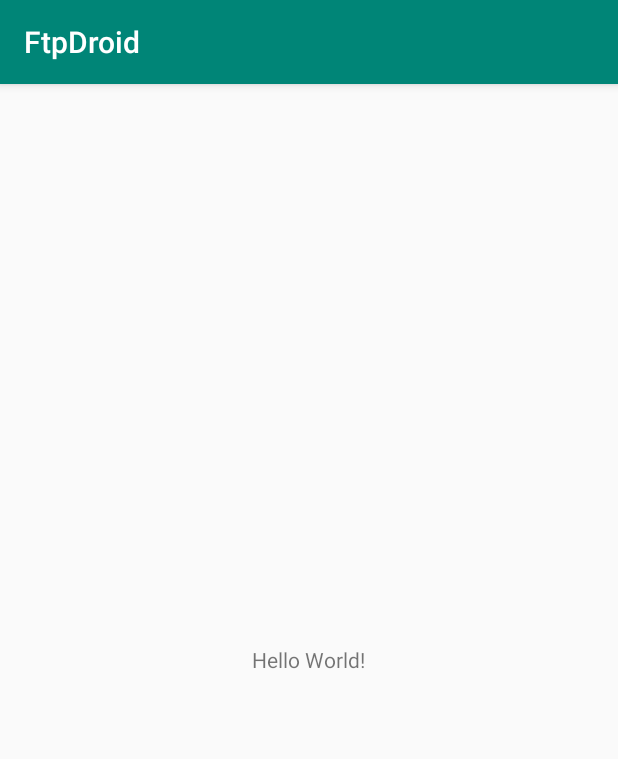
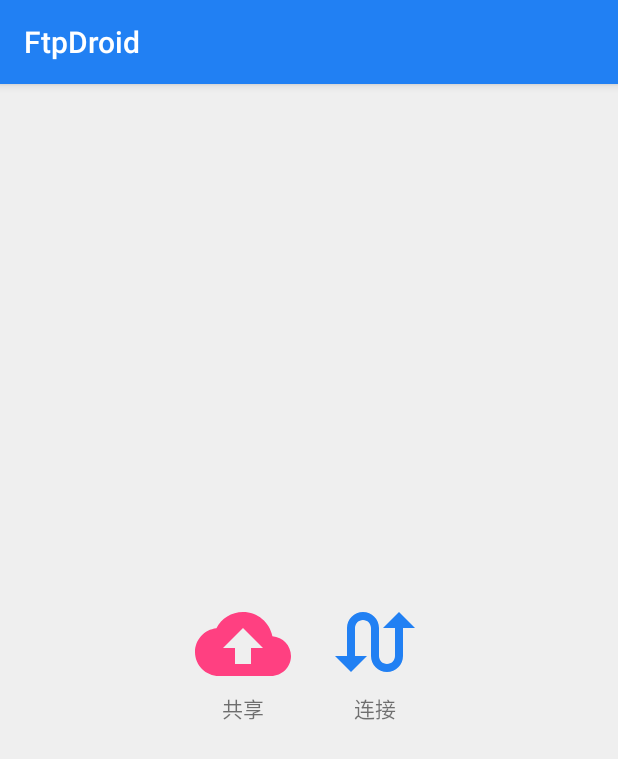
Before and after one commit to snow-yuki/FtpDroid, an Android app: the screen it shows after launch (MainActivity), on a phone screen of 412 x 824 dp. Shown: the top 759 px of the screen. Run offline under Robolectric (Android 15) with nearby library versions, the phone set to English and light mode, and no system bars; libraries missing offline, so code that uses them is left out: org.jetbrains.anko; 2 statements that could not run were skipped.

Commit message:
main activity UI部分完成

```diff
--- a/FtpDroid/app/src/main/AndroidManifest.xml
+++ b/FtpDroid/app/src/main/AndroidManifest.xml
@@ -9,6 +9,7 @@
         android:roundIcon="@mipmap/ic_launcher_round"
         android:supportsRtl="true"
         android:theme="@style/AppTheme">
+        <activity android:name=".FtpListActivity"></activity>
         <activity android:name=".MainActivity">
             <intent-filter>
                 <action android:name="android.intent.action.MAIN" />
--- /dev/null
+++ b/FtpDroid/app/src/main/java/simple/ftpdroid/FtpListActivity.kt
@@ -0,0 +1,12 @@
+package simple.ftpdroid
+
+import android.support.v7.app.AppCompatActivity
+import android.os.Bundle
+
+class FtpListActivity : AppCompatActivity() {
+
+    override fun onCreate(savedInstanceState: Bundle?) {
+        super.onCreate(savedInstanceState)
+        setContentView(R.layout.activity_ftp_list)
+    }
+}
--- a/FtpDroid/app/src/main/java/simple/ftpdroid/MainActivity.java
+++ /dev/null
@@ -1,13 +0,0 @@
-package simple.ftpdroid;
-
-import android.support.v7.app.AppCompatActivity;
-import android.os.Bundle;
-
-public class MainActivity extends AppCompatActivity {
-
-    @Override
-    protected void onCreate(Bundle savedInstanceState) {
-        super.onCreate(savedInstanceState);
-        setContentView(R.layout.activity_main);
-    }
-}
--- /dev/null
+++ b/FtpDroid/app/src/main/java/simple/ftpdroid/MainActivity.kt
@@ -0,0 +1,75 @@
+package simple.ftpdroid
+
+import android.support.v7.app.AppCompatActivity
+import android.os.Bundle
+import android.support.v4.content.ContextCompat
+import android.view.View
+import android.view.animation.Animation
+import android.view.animation.Transformation
+import android.widget.LinearLayout
+import kotlinx.android.synthetic.main.activity_main.*
+import org.jetbrains.anko.dip
+
+class MainActivity : AppCompatActivity() {
+
+    private var SharePanelHeight = 0
+    private var ConnectPanelHeight = 0
+
+    override fun onCreate(savedInstanceState: Bundle?) {
+        super.onCreate(savedInstanceState)
+        setContentView(R.layout.activity_main)
+
+        SharePanelHeight = dip(116)
+        ConnectPanelHeight = dip(216)
+
+        initBtn()
+    }
+
+    private fun initBtn(){
+        funServer.setOnClickListener {
+            detailFunShare.layoutParams.height = 0
+            detailFunCon.visibility = View.GONE
+            detailFunShare.visibility = View.VISIBLE
+            funShareNameText.setTextColor(ContextCompat.getColor(this,R.color.accentPink))
+            funConNameText.setTextColor(ContextCompat.getColor(this,R.color.black))
+            val animaion = object : Animation(){
+                override fun applyTransformation(interpolatedTime: Float, t: Transformation?) {
+                    when(interpolatedTime){
+                        1f -> {
+                            detailFunShare.layoutParams.height = LinearLayout.LayoutParams.WRAP_CONTENT
+                        }
+                        else -> detailFunShare.layoutParams.height = (SharePanelHeight*interpolatedTime).toInt()
+                    }
+                    detailFunShare.requestLayout()
+                }
+
+                override fun willChangeBounds() = true
+            }
+            animaion.duration = 500L
+            detailFunShare.startAnimation(animaion)
+        }
+
+        funConnect.setOnClickListener {
+            detailFunCon.layoutParams.height = 0
+            detailFunShare.visibility = View.GONE
+            detailFunCon.visibility = View.VISIBLE
+            funShareNameText.setTextColor(ContextCompat.getColor(this,R.color.black))
+            funConNameText.setTextColor(ContextCompat.getColor(this,R.color.accentPink))
+            val animation = object : Animation(){
+                override fun applyTransformation(interpolatedTime: Float, t: Transformation?) {
+                    when(interpolatedTime){
+                        1f -> {
+                            detailFunCon.layoutParams.height = LinearLayout.LayoutParams.WRAP_CONTENT
+                        }
+                        else -> detailFunCon.layoutParams.height = (ConnectPanelHeight*interpolatedTime).toInt()
+                    }
+                    detailFunCon.requestLayout()
+                }
+
+                override fun willChangeBounds() = true
+            }
+            animation.duration = 500L
+            detailFunCon.startAnimation(animation)
+        }
+    }
+}
--- /dev/null
+++ b/FtpDroid/app/src/main/res/drawable-anydpi/ic_cloud_upload.xml
@@ -0,0 +1,9 @@
+<vector xmlns:android="http://schemas.android.com/apk/res/android"
+        android:width="24dp"
+        android:height="24dp"
+        android:viewportWidth="24.0"
+        android:viewportHeight="24.0">
+    <path
+        android:fillColor="#FF000000"
+        android:pathData="M19.35,10.04C18.67,6.59 15.64,4 12,4 9.11,4 6.6,5.64 5.35,8.04 2.34,8.36 0,10.91 0,14c0,3.31 2.69,6 6,6h13c2.76,0 5,-2.24 5,-5 0,-2.64 -2.05,-4.78 -4.65,-4.96zM14,13v4h-4v-4H7l5,-5 5,5h-3z"/>
+</vector>
--- /dev/null
+++ b/FtpDroid/app/src/main/res/drawable-anydpi/ic_swap_calls.xml
@@ -0,0 +1,9 @@
+<vector xmlns:android="http://schemas.android.com/apk/res/android"
+        android:width="24dp"
+        android:height="24dp"
+        android:viewportWidth="24.0"
+        android:viewportHeight="24.0">
+    <path
+        android:fillColor="#FF000000"
+        android:pathData="M18,4l-4,4h3v7c0,1.1 -0.9,2 -2,2s-2,-0.9 -2,-2V8c0,-2.21 -1.79,-4 -4,-4S5,5.79 5,8v7H2l4,4 4,-4H7V8c0,-1.1 0.9,-2 2,-2s2,0.9 2,2v7c0,2.21 1.79,4 4,4s4,-1.79 4,-4V8h3l-4,-4z"/>
+</vector>
--- /dev/null
+++ b/FtpDroid/app/src/main/res/drawable/fun_detail_bg.xml
@@ -0,0 +1,6 @@
+<?xml version="1.0" encoding="utf-8"?>
+<shape xmlns:android="http://schemas.android.com/apk/res/android"
+    android:shape="rectangle">
+    <solid android:color="@color/white"/>
+    <corners android:radius="8dp"/>
+</shape>
--- /dev/null
+++ b/FtpDroid/app/src/main/res/drawable/main_fun_btn.xml
@@ -0,0 +1,9 @@
+<?xml version="1.0" encoding="utf-8"?>
+<ripple xmlns:android="http://schemas.android.com/apk/res/android"
+    android:color="@color/white">
+
+    <item android:drawable="@drawable/main_fun_btn_shape"/>
+
+    <item android:id="@android:id/mask"
+        android:drawable="@drawable/main_fun_btn_shape"/>
+</ripple>
--- /dev/null
+++ b/FtpDroid/app/src/main/res/drawable/main_fun_btn_shape.xml
@@ -0,0 +1,6 @@
+<?xml version="1.0" encoding="utf-8"?>
+<shape xmlns:android="http://schemas.android.com/apk/res/android"
+    android:shape="rectangle">
+    <solid android:color="@color/blue"/>
+    <corners android:radius="8dp"/>
+</shape>
--- /dev/null
+++ b/FtpDroid/app/src/main/res/layout/activity_ftp_list.xml
@@ -0,0 +1,9 @@
+<?xml version="1.0" encoding="utf-8"?>
+<android.support.constraint.ConstraintLayout xmlns:android="http://schemas.android.com/apk/res/android"
+    xmlns:app="http://schemas.android.com/apk/res-auto"
+    xmlns:tools="http://schemas.android.com/tools"
+    android:layout_width="match_parent"
+    android:layout_height="match_parent"
+    tools:context=".FtpListActivity">
+
+</android.support.constraint.ConstraintLayout>
--- a/FtpDroid/app/src/main/res/layout/activity_main.xml
+++ b/FtpDroid/app/src/main/res/layout/activity_main.xml
@@ -3,6 +3,7 @@
     xmlns:app="http://schemas.android.com/apk/res-auto"
     xmlns:tools="http://schemas.android.com/tools"
     android:gravity="center"
+    android:background="@color/light_gray"
     android:orientation="vertical"
     android:layout_width="match_parent"
     android:layout_height="match_parent"
@@ -10,20 +11,130 @@
 
     <LinearLayout
         android:id="@+id/funSelParent"
+        android:gravity="center"
         android:orientation="horizontal"
         android:layout_width="match_parent"
         android:layout_height="wrap_content">
 
+        <LinearLayout
+            android:id="@+id/funServer"
+            android:orientation="vertical"
+            android:gravity="center"
+            android:layout_marginEnd="12dp"
+            android:layout_width="wrap_content"
+            android:layout_height="wrap_content">
 
+            <ImageView
+                android:src="@drawable/ic_cloud_upload"
+                android:tint="@color/accentPink"
+                android:foreground="?attr/selectableItemBackground"
+                android:layout_width="64dp"
+                android:layout_height="64dp" />
+            <TextView
+                android:id="@+id/funShareNameText"
+                android:text="@string/main_fun_share"
+                android:layout_width="wrap_content"
+                android:layout_height="wrap_content" />
+        </LinearLayout>
+
+        <LinearLayout
+            android:id="@+id/funConnect"
+            android:orientation="vertical"
+            android:gravity="center"
+            android:layout_marginStart="12dp"
+            android:layout_width="wrap_content"
+            android:layout_height="wrap_content">
+
+            <ImageView
+                android:src="@drawable/ic_swap_calls"
+                android:tint="@color/blue"
+                android:foreground="?attr/selectableItemBackground"
+                android:layout_width="64dp"
+                android:layout_height="64dp" />
+            <TextView
+                android:id="@+id/funConNameText"
+                android:text="@string/main_fun_connect"
+                android:layout_width="wrap_content"
+                android:layout_height="wrap_content" />
+        </LinearLayout>
     </LinearLayout>
 
-    <TextView
-        android:layout_width="wrap_content"
-        android:layout_height="wrap_content"
-        android:text="Hello World!"
-        app:layout_constraintBottom_toBottomOf="parent"
-        app:layout_constraintLeft_toLeftOf="parent"
-        app:layout_constraintRight_toRightOf="parent"
-        app:layout_constraintTop_toTopOf="parent" />
+    <LinearLayout
+        android:id="@+id/detailFunShare"
+        android:visibility="gone"
+        android:gravity="center"
+        android:layout_margin="16dp"
+        android:padding="16dp"
+        android:orientation="vertical"
+        android:elevation="4dp"
+        android:background="@drawable/fun_detail_bg"
+        android:layout_width="match_parent"
+        android:layout_height="wrap_content">
+
+        <TextView
+            android:id="@+id/shareAddressText"
+            android:textSize="16dp"
+            android:padding="8dp"
+            android:text="地址: 192.168.0.0"
+            android:layout_width="wrap_content"
+            android:layout_height="wrap_content" />
+
+        <Button
+            android:id="@+id/createServerBtn"
+            android:text="Create Server"
+            android:textColor="@color/white"
+            android:textSize="16sp"
+            android:elevation="4dp"
+            android:layout_width="256dp"
+            android:background="@drawable/main_fun_btn"
+            android:textAllCaps="false"
+            android:layout_height="wrap_content" />
+    </LinearLayout>
+
+    <LinearLayout
+        android:id="@+id/detailFunCon"
+        android:gravity="center"
+        android:visibility="gone"
+        android:elevation="4dp"
+        android:layout_margin="16dp"
+        android:padding="16dp"
+        android:orientation="vertical"
+        android:background="@drawable/fun_detail_bg"
+        android:layout_width="match_parent"
+        android:layout_height="wrap_content">
+
+        <android.support.v7.widget.AppCompatEditText
+            android:id="@+id/hostNameEditText"
+            android:hint="address"
+            android:textSize="16sp"
+            android:layout_width="match_parent"
+            android:layout_height="wrap_content" />
+
+        <android.support.v7.widget.AppCompatEditText
+            android:id="@+id/userNameEditText"
+            android:hint="user name"
+            android:textSize="16sp"
+            android:layout_width="match_parent"
+            android:layout_height="wrap_content" />
+
+        <android.support.v7.widget.AppCompatEditText
+            android:id="@+id/pwdEditText"
+            android:hint="password"
+            android:textSize="16sp"
+            android:layout_width="match_parent"
+            android:layout_height="wrap_content" />
+
+        <Button
+            android:id="@+id/connectBtn"
+            android:layout_marginTop="16dp"
+            android:text="Connect"
+            android:textSize="16sp"
+            android:elevation="4dp"
+            android:textColor="@color/white"
+            android:layout_width="256dp"
+            android:background="@drawable/main_fun_btn"
+            android:textAllCaps="false"
+            android:layout_height="wrap_content" />
+    </LinearLayout>
 
 </LinearLayout>
--- a/FtpDroid/app/src/main/res/values/colors.xml
+++ b/FtpDroid/app/src/main/res/values/colors.xml
@@ -1,6 +1,16 @@
 <?xml version="1.0" encoding="utf-8"?>
 <resources>
-    <color name="colorPrimary">#008577</color>
-    <color name="colorPrimaryDark">#00574B</color>
-    <color name="colorAccent">#D81B60</color>
+    <color name="colorPrimary">#2180F3</color>
+    <color name="colorPrimaryDark">#1A65C0</color>
+    <color name="colorAccent">#FF4081</color>
+    <color name="accentPink">#FF4081</color>
+    <color name="white">#ffffff</color>
+    <color name="black">#000000</color>
+    <color name="half_black">#60000000</color>
+    <color name="half_white">#90ffffff</color>
+    <color name="dark_gray">#7e7e7e</color>
+    <color name="m_gray">#b7b5b5</color>
+    <color name="light_gray">#efefef</color>
+    <color name="transparent">#00ffffff</color>
+    <color name="blue">#2180F3</color>
 </resources>
--- a/FtpDroid/app/src/main/res/values/strings.xml
+++ b/FtpDroid/app/src/main/res/values/strings.xml
@@ -1,3 +1,5 @@
 <resources>
     <string name="app_name">FtpDroid</string>
+    <string name="main_fun_share">共享</string>
+    <string name="main_fun_connect">连接</string>
 </resources>
--- a/FtpDroid/build.gradle
+++ b/FtpDroid/build.gradle
@@ -1,6 +1,8 @@
 // Top-level build file where you can add configuration options common to all sub-projects/modules.
 
 buildscript {
+    ext.kotlin_version = '1.3.41'
+    ext.anko_version='0.10.4'
     repositories {
         google()
         jcenter()
@@ -8,6 +10,7 @@ buildscript {
     }
     dependencies {
         classpath 'com.android.tools.build:gradle:3.4.2'
+        classpath "org.jetbrains.kotlin:kotlin-gradle-plugin:$kotlin_version"
 
         // NOTE: Do not place your application dependencies here; they belong
         // in the individual module build.gradle files
```
Also changed, not shown: FtpDroid/app/build.gradle (+7 -0 lines).
